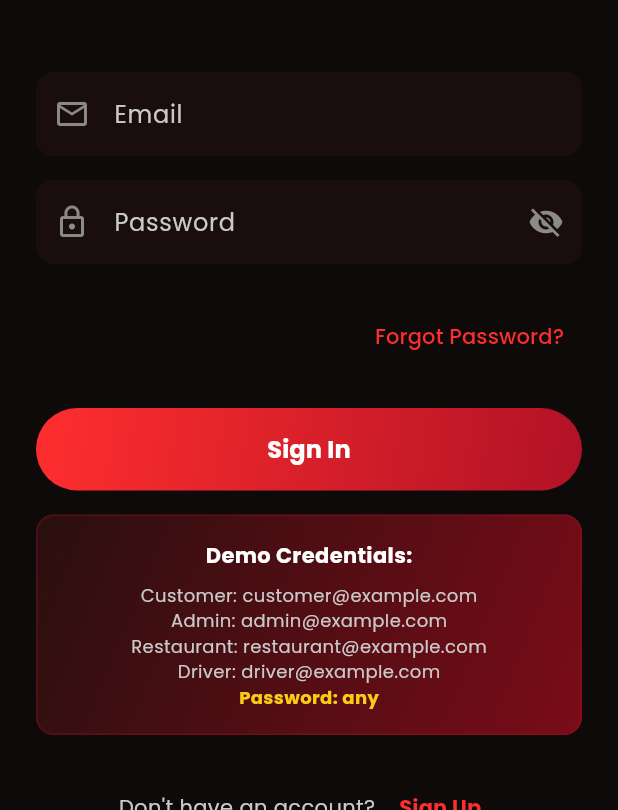
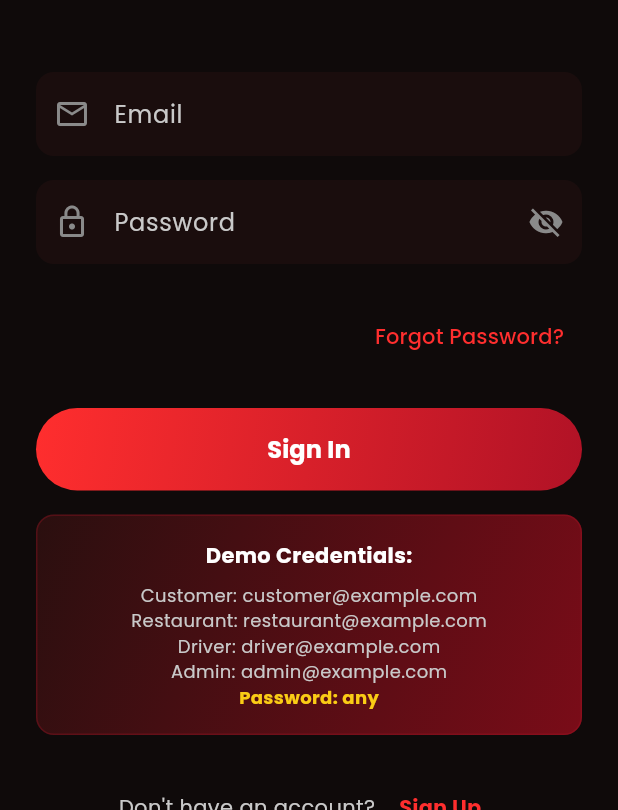
Before and after one commit to Mlinda24/Food-store-frontend, a Flutter app: the screen it shows after launch, on a phone screen of 412 x 824 dp, the part 426-1236 px from its top. Run offline on Flutter 3.47's test engine with Material 3 defaults, Android fonts, the phone set to English and light mode, and no system bars; our stand-ins replace go_router, google_fonts, image_picker; accounts and stored records are empty.

Commit message:
Improve authentication logic and login UI

```diff
--- a/lib/providers/auth_provider.dart
+++ b/lib/providers/auth_provider.dart
@@ -17,10 +17,9 @@ class AuthProvider extends ChangeNotifier {
     notifyListeners();
 
     try {
-      // Mock login logic
       await Future.delayed(const Duration(seconds: 1));
 
-      // Mock user based on email domain for testing
+      // Determine role based on email
       UserRole role;
       if (email.contains('admin')) {
         role = UserRole.admin;
@@ -58,23 +57,6 @@ class AuthProvider extends ChangeNotifier {
     notifyListeners();
   }
 
-  Future<void> register(User user, String password) async {
-    _isLoading = true;
-    _error = null;
-    notifyListeners();
-
-    try {
-      await Future.delayed(const Duration(seconds: 1));
-      _currentUser = user;
-      _isLoading = false;
-      notifyListeners();
-    } catch (e) {
-      _error = 'Registration failed: ${e.toString()}';
-      _isLoading = false;
-      notifyListeners();
-    }
-  }
-
   void clearError() {
     _error = null;
     notifyListeners();
--- a/lib/screens/auth/login_screen.dart
+++ b/lib/screens/auth/login_screen.dart
@@ -42,6 +42,7 @@ class _LoginScreenState extends State<LoginScreen> {
     if (success && mounted) {
       final user = authProvider.currentUser;
       if (user != null) {
+        // Navigate based on role
         if (user.role == UserRole.admin) {
           context.go('/admin');
         } else if (user.role == UserRole.driver) {
@@ -62,7 +63,7 @@ class _LoginScreenState extends State<LoginScreen> {
   @override
   Widget build(BuildContext context) {
     return Scaffold(
-      backgroundColor: AppTheme.mainBackground, // #0F0A0A
+      backgroundColor: AppTheme.mainBackground,
       body: SafeArea(
         child: SingleChildScrollView(
           padding: const EdgeInsets.all(24),
@@ -70,12 +71,11 @@ class _LoginScreenState extends State<LoginScreen> {
             crossAxisAlignment: CrossAxisAlignment.stretch,
             children: [
               const SizedBox(height: 60),
-              // Logo Container
               Container(
                 height: 100,
                 width: 100,
                 decoration: BoxDecoration(
-                  gradient: AppTheme.primaryButtonGradient, // #FF2E2E → #B11226
+                  gradient: AppTheme.primaryButtonGradient,
                   shape: BoxShape.circle,
                   boxShadow: [
                     BoxShadow(
@@ -96,7 +96,7 @@ class _LoginScreenState extends State<LoginScreen> {
                 'Welcome Back!',
                 style: Theme.of(context).textTheme.headlineMedium?.copyWith(
                   fontWeight: FontWeight.bold,
-                  color: AppTheme.primaryText, // #FFFFFF
+                  color: AppTheme.primaryText,
                 ),
                 textAlign: TextAlign.center,
               ),
@@ -104,50 +104,44 @@ class _LoginScreenState extends State<LoginScreen> {
               Text(
                 'Sign in to continue to Foodie Express',
                 style: Theme.of(context).textTheme.bodyLarge?.copyWith(
-                  color: AppTheme.secondaryText, // #C9C9C9
+                  color: AppTheme.secondaryText,
                 ),
                 textAlign: TextAlign.center,
               ),
               const SizedBox(height: 48),
-              // Email Field
               TextField(
                 controller: _emailController,
                 keyboardType: TextInputType.emailAddress,
-                style: const TextStyle(color: AppTheme.primaryText), // #FFFFFF
+                style: const TextStyle(color: AppTheme.primaryText),
                 decoration: InputDecoration(
                   labelText: 'Email',
-                  labelStyle: const TextStyle(color: AppTheme.secondaryText), // #C9C9C9
-                  prefixIcon: const Icon(Icons.email_outlined, color: AppTheme.mutedText), // #8A8A8A
+                  labelStyle: const TextStyle(color: AppTheme.secondaryText),
+                  prefixIcon: const Icon(Icons.email_outlined, color: AppTheme.mutedText),
                   filled: true,
-                  fillColor: AppTheme.secondaryBackground, // #1A0D0D
+                  fillColor: AppTheme.secondaryBackground,
                   border: OutlineInputBorder(
-                    borderRadius: BorderRadius.circular(12),
-                    borderSide: BorderSide.none,
-                  ),
-                  enabledBorder: OutlineInputBorder(
                     borderRadius: BorderRadius.circular(12),
                     borderSide: BorderSide.none,
                   ),
                   focusedBorder: OutlineInputBorder(
                     borderRadius: BorderRadius.circular(12),
-                    borderSide: const BorderSide(color: AppTheme.primaryRed, width: 2), // #FF2E2E
+                    borderSide: const BorderSide(color: AppTheme.primaryRed, width: 2),
                   ),
                 ),
               ),
               const SizedBox(height: 16),
-              // Password Field
               TextField(
                 controller: _passwordController,
                 obscureText: _obscurePassword,
-                style: const TextStyle(color: AppTheme.primaryText), // #FFFFFF
+                style: const TextStyle(color: AppTheme.primaryText),
                 decoration: InputDecoration(
                   labelText: 'Password',
-                  labelStyle: const TextStyle(color: AppTheme.secondaryText), // #C9C9C9
-                  prefixIcon: const Icon(Icons.lock_outline, color: AppTheme.mutedText), // #8A8A8A
+                  labelStyle: const TextStyle(color: AppTheme.secondaryText),
+                  prefixIcon: const Icon(Icons.lock_outline, color: AppTheme.mutedText),
                   suffixIcon: IconButton(
                     icon: Icon(
                       _obscurePassword ? Icons.visibility_off : Icons.visibility,
-                      color: AppTheme.mutedText, // #8A8A8A
+                      color: AppTheme.mutedText,
                     ),
                     onPressed: () {
                       setState(() {
@@ -156,23 +150,18 @@ class _LoginScreenState extends State<LoginScreen> {
                     },
                   ),
                   filled: true,
-                  fillColor: AppTheme.secondaryBackground, // #1A0D0D
+                  fillColor: AppTheme.secondaryBackground,
                   border: OutlineInputBorder(
-                    borderRadius: BorderRadius.circular(12),
-                    borderSide: BorderSide.none,
-                  ),
-                  enabledBorder: OutlineInputBorder(
                     borderRadius: BorderRadius.circular(12),
                     borderSide: BorderSide.none,
                   ),
                   focusedBorder: OutlineInputBorder(
                     borderRadius: BorderRadius.circular(12),
-                    borderSide: const BorderSide(color: AppTheme.primaryRed, width: 2), // #FF2E2E
+                    borderSide: const BorderSide(color: AppTheme.primaryRed, width: 2),
                   ),
                 ),
               ),
               const SizedBox(height: 24),
-              // Forgot Password
               Align(
                 alignment: Alignment.centerRight,
                 child: TextButton(
@@ -180,16 +169,15 @@ class _LoginScreenState extends State<LoginScreen> {
                   child: Text(
                     'Forgot Password?',
                     style: TextStyle(
-                      color: AppTheme.primaryRed, // #FF2E2E
+                      color: AppTheme.primaryRed,
                     ),
                   ),
                 ),
               ),
               const SizedBox(height: 24),
-              // Login Button
               Container(
                 decoration: BoxDecoration(
-                  gradient: AppTheme.primaryButtonGradient, // #FF2E2E → #B11226
+                  gradient: AppTheme.primaryButtonGradient,
                   borderRadius: BorderRadius.circular(30),
                 ),
                 child: ElevatedButton(
@@ -224,14 +212,13 @@ class _LoginScreenState extends State<LoginScreen> {
                 ),
               ),
               const SizedBox(height: 16),
-              // Demo Credentials Card
               Container(
                 padding: const EdgeInsets.all(16),
                 decoration: BoxDecoration(
-                  gradient: AppTheme.cardGlowGradient, // #2A0F0F → #7A0C18
+                  gradient: AppTheme.cardGlowGradient,
                   borderRadius: BorderRadius.circular(12),
                   border: Border.all(
-                    color: AppTheme.deepCrimson.withOpacity(0.3), // #B11226
+                    color: AppTheme.deepCrimson.withOpacity(0.3),
                   ),
                 ),
                 child: Column(
@@ -240,42 +227,42 @@ class _LoginScreenState extends State<LoginScreen> {
                       'Demo Credentials:',
                       style: TextStyle(
                         fontWeight: FontWeight.bold,
-                        color: AppTheme.primaryText, // #FFFFFF
+                        color: AppTheme.primaryText,
                       ),
                     ),
                     const SizedBox(height: 8),
                     Text(
                       'Customer: customer@example.com',
                       style: TextStyle(
-                        color: AppTheme.secondaryText, // #C9C9C9
+                        color: AppTheme.secondaryText,
+                        fontSize: 12,
+                      ),
+                    ),
+                    Text(
+                      'Restaurant: restaurant@example.com',
+                      style: TextStyle(
+                        color: AppTheme.secondaryText,
+                        fontSize: 12,
+                      ),
+                    ),
+                    Text(
+                      'Driver: driver@example.com',
+                      style: TextStyle(
+                        color: AppTheme.secondaryText,
                         fontSize: 12,
                       ),
                     ),
                     Text(
                       'Admin: admin@example.com',
                       style: TextStyle(
-                        color: AppTheme.secondaryText, // #C9C9C9
-                        fontSize: 12,
-                      ),
-                    ),
-                    Text(
-                      'Restaurant: restaurant@example.com',
-                      style: TextStyle(
-                        color: AppTheme.secondaryText, // #C9C9C9
-                        fontSize: 12,
-                      ),
-                    ),
-                    Text(
-                      'Driver: driver@example.com',
-                      style: TextStyle(
-                        color: AppTheme.secondaryText, // #C9C9C9
+                        color: AppTheme.secondaryText,
                         fontSize: 12,
                       ),
                     ),
                     const Text(
                       'Password: any',
                       style: TextStyle(
-                        color: AppTheme.yellow, // #FACC15
+                        color: AppTheme.yellow,
                         fontSize: 12,
                         fontWeight: FontWeight.bold,
                       ),
@@ -284,14 +271,13 @@ class _LoginScreenState extends State<LoginScreen> {
                 ),
               ),
               const SizedBox(height: 24),
-              // Sign Up Link
               Row(
                 mainAxisAlignment: MainAxisAlignment.center,
                 children: [
                   Text(
                     "Don't have an account? ",
                     style: TextStyle(
-                      color: AppTheme.secondaryText, // #C9C9C9
+                      color: AppTheme.secondaryText,
                     ),
                   ),
                   TextButton(
@@ -301,7 +287,7 @@ class _LoginScreenState extends State<LoginScreen> {
                     child: Text(
                       'Sign Up',
                       style: TextStyle(
-                        color: AppTheme.primaryRed, // #FF2E2E
+                        color: AppTheme.primaryRed,
                         fontWeight: FontWeight.bold,
                       ),
                     ),
```
